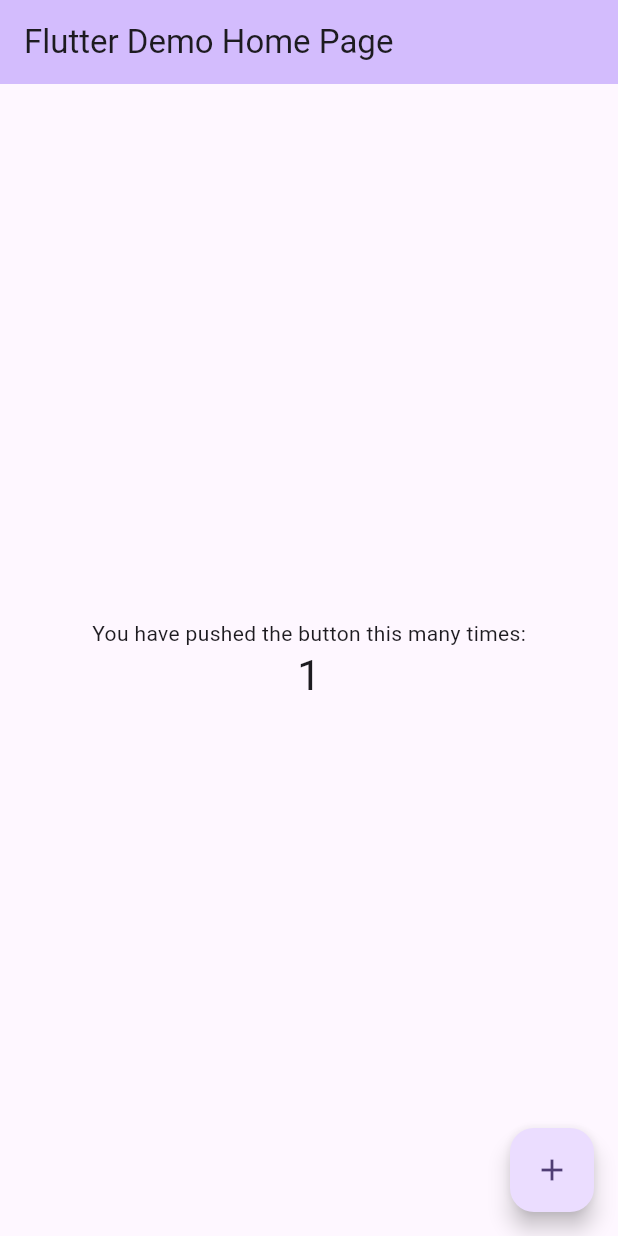
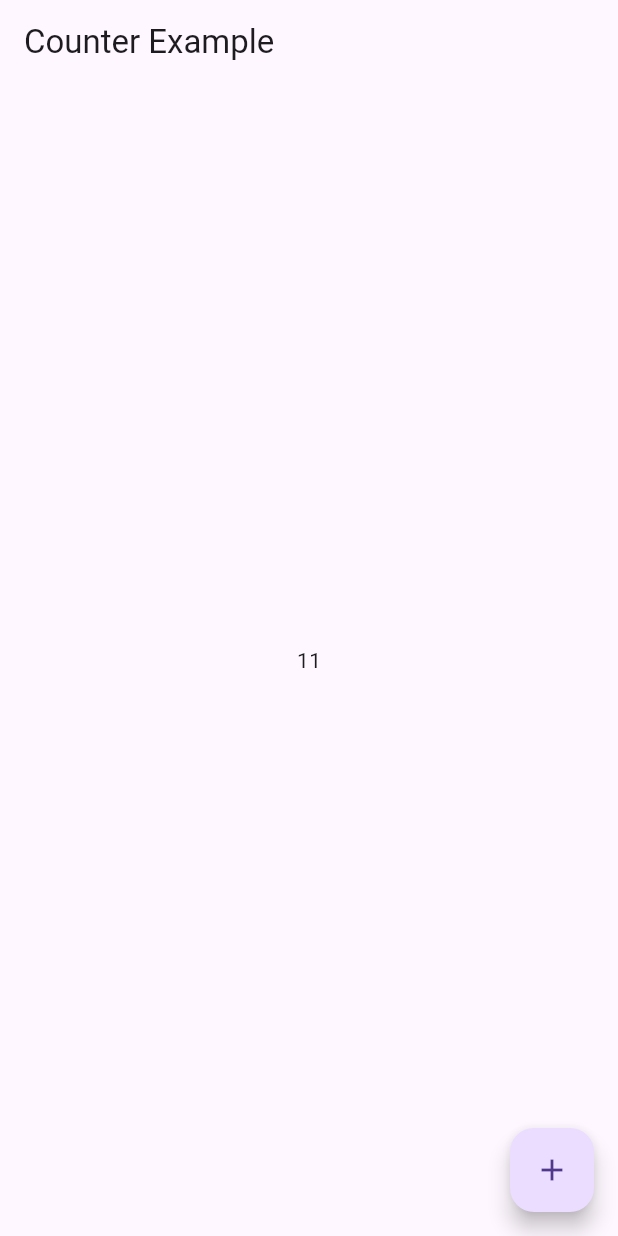
Before and after one commit to ShnAhmad/Provider_Hub, a Flutter app: the screen it shows after launch, after a tap on the "add" icon, on a phone screen of 412 x 824 dp. Run offline on Flutter 3.47's test engine with Material 3 defaults, Android fonts, the phone set to English and light mode, and no system bars.

Commit message:
added count provider

```diff
--- a/lib/main.dart
+++ b/lib/main.dart
@@ -1,4 +1,7 @@
 import 'package:flutter/material.dart';
+import 'package:provider/provider.dart';
+import 'package:provider_hub/providers/counter_provider.dart';
+import 'package:provider_hub/screens/counter_screen.dart';
 
 void main() {
   runApp(const MyApp());
@@ -10,116 +13,15 @@ class MyApp extends StatelessWidget {
   // This widget is the root of your application.
   @override
   Widget build(BuildContext context) {
-    return MaterialApp(
-      title: 'Flutter Demo',
-      theme: ThemeData(
-        // This is the theme of your application.
-        //
-        // TRY THIS: Try running your application with "flutter run". You'll see
-        // the application has a purple toolbar. Then, without quitting the app,
-        // try changing the seedColor in the colorScheme below to Colors.green
-        // and then invoke "hot reload" (save your changes or press the "hot
-        // reload" button in a Flutter-supported IDE, or press "r" if you used
-        // the command line to start the app).
-        //
-        // Notice that the counter didn't reset back to zero; the application
-        // state is not lost during the reload. To reset the state, use hot
-        // restart instead.
-        //
-        // This works for code too, not just values: Most code changes can be
-        // tested with just a hot reload.
-        colorScheme: ColorScheme.fromSeed(seedColor: Colors.deepPurple),
-        useMaterial3: true,
+    return MultiProvider(
+      providers: [
+        ChangeNotifierProvider(
+          create: (context) => CounterProvider(),
+        ),
+      ],
+      child: const MaterialApp(
+        home: CounterScreen(),
       ),
-      home: const MyHomePage(title: 'Flutter Demo Home Page'),
     );
   }
 }
-
-class MyHomePage extends StatefulWidget {
-  const MyHomePage({super.key, required this.title});
-
-  // This widget is the home page of your application. It is stateful, meaning
-  // that it has a State object (defined below) that contains fields that affect
-  // how it looks.
-
-  // This class is the configuration for the state. It holds the values (in this
-  // case the title) provided by the parent (in this case the App widget) and
-  // used by the build method of the State. Fields in a Widget subclass are
-  // always marked "final".
-
-  final String title;
-
-  @override
-  State<MyHomePage> createState() => _MyHomePageState();
-}
-
-class _MyHomePageState extends State<MyHomePage> {
-  int _counter = 0;
-
-  void _incrementCounter() {
-    setState(() {
-      // This call to setState tells the Flutter framework that something has
-      // changed in this State, which causes it to rerun the build method below
-      // so that the display can reflect the updated values. If we changed
-      // _counter without calling setState(), then the build method would not be
-      // called again, and so nothing would appear to happen.
-      _counter++;
-    });
-  }
-
-  @override
-  Widget build(BuildContext context) {
-    // This method is rerun every time setState is called, for instance as done
-    // by the _incrementCounter method above.
-    //
-    // The Flutter framework has been optimized to make rerunning build methods
-    // fast, so that you can just rebuild anything that needs updating rather
-    // than having to individually change instances of widgets.
-    return Scaffold(
-      appBar: AppBar(
-        // TRY THIS: Try changing the color here to a specific color (to
-        // Colors.amber, perhaps?) and trigger a hot reload to see the AppBar
-        // change color while the other colors stay the same.
-        backgroundColor: Theme.of(context).colorScheme.inversePrimary,
-        // Here we take the value from the MyHomePage object that was created by
-        // the App.build method, and use it to set our appbar title.
-        title: Text(widget.title),
-      ),
-      body: Center(
-        // Center is a layout widget. It takes a single child and positions it
-        // in the middle of the parent.
-        child: Column(
-          // Column is also a layout widget. It takes a list of children and
-          // arranges them vertically. By default, it sizes itself to fit its
-          // children horizontally, and tries to be as tall as its parent.
-          //
-          // Column has various properties to control how it sizes itself and
-          // how it positions its children. Here we use mainAxisAlignment to
-          // center the children vertically; the main axis here is the vertical
-          // axis because Columns are vertical (the cross axis would be
-          // horizontal).
-          //
-          // TRY THIS: Invoke "debug painting" (choose the "Toggle Debug Paint"
-          // action in the IDE, or press "p" in the console), to see the
-          // wireframe for each widget.
-          mainAxisAlignment: MainAxisAlignment.center,
-          children: <Widget>[
-            const Text(
-              'You have pushed the button this many times:',
-            ),
-            Text(
-              '$_counter',
-              style: Theme.of(context).textTheme.headlineMedium,
-            ),
-          ],
-        ),
-      ),
-      floatingActionButton: FloatingActionButton(
-        onPressed: _incrementCounter,
-        tooltip: 'Increment',
-        child: const Icon(Icons.add),
-      ), // This trailing comma makes auto-formatting nicer for build methods.
-    );
-  }
-}
--- /dev/null
+++ b/lib/providers/counter_provider.dart
@@ -0,0 +1,11 @@
+import 'package:flutter/foundation.dart';
+
+class CounterProvider with ChangeNotifier {
+  int _count = 10;
+  int get count => _count;
+
+  void setCount() {
+    _count++;
+    notifyListeners();
+  }
+}
--- /dev/null
+++ b/lib/screens/counter_screen.dart
@@ -0,0 +1,50 @@
+// import 'dart:async';
+
+import 'package:flutter/material.dart';
+import 'package:provider/provider.dart';
+import 'package:provider_hub/providers/counter_provider.dart';
+
+class CounterScreen extends StatefulWidget {
+  const CounterScreen({super.key});
+
+  @override
+  State<CounterScreen> createState() => _CounterScreenState();
+}
+
+class _CounterScreenState extends State<CounterScreen> {
+  // @override
+  // void initState() {
+  //   super.initState();
+  //   Timer.periodic(const Duration(seconds: 1), (timer) {});
+  // }
+
+  @override
+  Widget build(BuildContext context) {
+    final counterprovider =
+        Provider.of<CounterProvider>(context, listen: false);
+
+    print('build');
+    return Scaffold(
+      appBar: AppBar(
+        title: const Text('Counter Example'),
+      ),
+      body: Center(
+        child: Column(
+          mainAxisAlignment: MainAxisAlignment.center,
+          children: [
+            Consumer<CounterProvider>(
+                builder: (context, value, child) => Text(
+                      value.count.toString(),
+                    ))
+          ],
+        ),
+      ),
+      floatingActionButton: FloatingActionButton(
+        onPressed: () {
+          counterprovider.setCount();
+        },
+        child: const Icon(Icons.add),
+      ),
+    );
+  }
+}
--- a/pubspec.yaml
+++ b/pubspec.yaml
@@ -35,6 +35,7 @@ dependencies:
   # The following adds the Cupertino Icons font to your application.
   # Use with the CupertinoIcons class for iOS style icons.
   cupertino_icons: ^1.0.8
+  provider: ^6.1.2
 
 dev_dependencies:
   flutter_test:
```
Also changed, not shown: pubspec.lock.
